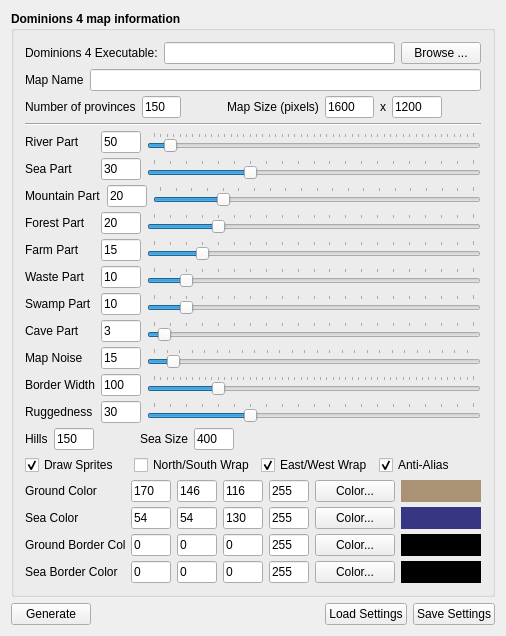
The window that mainwindow.ui (larzm42/dom4mapgen) describes before a commit, drawn with Qt 5.
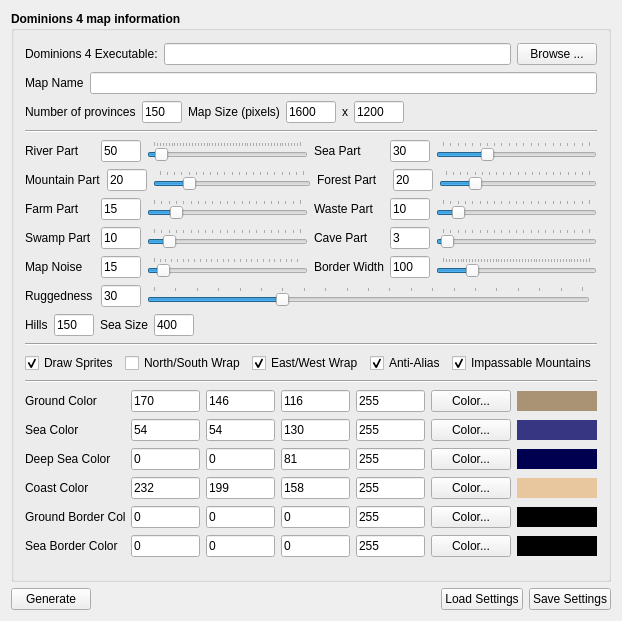
The same window after the commit. Icons and pictures are not drawn.

Commit message: Add support for more colors.

The edit to the form file:
```diff
--- a/mainwindow.ui
+++ b/mainwindow.ui
@@ -2,11 +2,13 @@
 <ui version="4.0">
  <class>MainWindow</class>
  <widget class="QMainWindow" name="MainWindow">
-  <property name="maximumSize">
-   <size>
-    <width>491</width>
-    <height>16777215</height>
-   </size>
+  <property name="geometry">
+   <rect>
+    <x>0</x>
+    <y>0</y>
+    <width>600</width>
+    <height>621</height>
+   </rect>
   </property>
   <property name="windowTitle">
    <string>Dominions 4 Map Generator</string>
@@ -32,9 +34,6 @@
        <string>Dominions 4 map information</string>
       </property>
       <layout class="QVBoxLayout" name="verticalLayout_2">
-       <property name="spacing">
-        <number>5</number>
-       </property>
        <item>
         <layout class="QHBoxLayout" name="horizontalLayout_1">
          <item>
@@ -142,19 +141,6 @@
            </property>
           </widget>
          </item>
-         <item>
-          <spacer name="horizontalSpacer_2">
-           <property name="orientation">
-            <enum>Qt::Horizontal</enum>
-           </property>
-           <property name="sizeHint" stdset="0">
-            <size>
-             <width>40</width>
-             <height>20</height>
-            </size>
-           </property>
-          </spacer>
-         </item>
          <item>
           <widget class="QLabel" name="label_10">
            <property name="font">
@@ -309,10 +295,6 @@
            </property>
           </widget>
          </item>
-        </layout>
-       </item>
-       <item>
-        <layout class="QHBoxLayout" name="horizontalLayout_3">
          <item>
           <widget class="QLabel" name="label_3">
            <property name="minimumSize">
@@ -437,10 +419,6 @@
            </property>
           </widget>
          </item>
-        </layout>
-       </item>
-       <item>
-        <layout class="QHBoxLayout" name="horizontalLayout_4">
          <item>
           <widget class="QLabel" name="label_4">
            <property name="minimumSize">
@@ -565,10 +543,6 @@
            </property>
           </widget>
          </item>
-        </layout>
-       </item>
-       <item>
-        <layout class="QHBoxLayout" name="horizontalLayout_5">
          <item>
           <widget class="QLabel" name="label_5">
            <property name="minimumSize">
@@ -693,10 +667,6 @@
            </property>
           </widget>
          </item>
-        </layout>
-       </item>
-       <item>
-        <layout class="QHBoxLayout" name="horizontalLayout_8">
          <item>
           <widget class="QLabel" name="label_8">
            <property name="minimumSize">
@@ -818,10 +788,6 @@
            </property>
           </widget>
          </item>
-        </layout>
-       </item>
-       <item>
-        <layout class="QHBoxLayout" name="horizontalLayout_17">
          <item>
           <widget class="QLabel" name="label_18">
            <property name="minimumSize">
@@ -940,10 +906,17 @@
            </property>
           </widget>
          </item>
+         <item>
+          <spacer name="horizontalSpacer_4">
+           <property name="orientation">
+            <enum>Qt::Horizontal</enum>
+           </property>
+          </spacer>
+         </item>
         </layout>
        </item>
        <item>
-        <layout class="QHBoxLayout" name="horizontalLayout_18">
+        <layout class="QHBoxLayout" name="horizontalLayout_3">
          <item>
           <widget class="QLabel" name="label_19">
            <property name="minimumSize">
@@ -982,22 +955,6 @@
            </property>
           </widget>
          </item>
-         <item>
-          <spacer name="horizontalSpacer_3">
-           <property name="orientation">
-            <enum>Qt::Horizontal</enum>
-           </property>
-           <property name="sizeType">
-            <enum>QSizePolicy::Minimum</enum>
-           </property>
-           <property name="sizeHint" stdset="0">
-            <size>
-             <width>40</width>
-             <height>20</height>
-            </size>
-           </property>
-          </spacer>
-         </item>
          <item>
           <widget class="QLabel" name="label_21">
            <property name="minimumSize">
@@ -1037,13 +994,13 @@
           </widget>
          </item>
          <item>
-          <spacer name="horizontalSpacer_4">
+          <spacer name="horizontalSpacer_3">
            <property name="orientation">
             <enum>Qt::Horizontal</enum>
            </property>
            <property name="sizeHint" stdset="0">
             <size>
-             <width>100</width>
+             <width>40</width>
              <height>20</height>
             </size>
            </property>
@@ -1051,6 +1008,13 @@
          </item>
         </layout>
        </item>
+       <item>
+        <widget class="Line" name="line_2">
+         <property name="orientation">
+          <enum>Qt::Horizontal</enum>
+         </property>
+        </widget>
+       </item>
        <item>
         <layout class="QHBoxLayout" name="horizontalLayout_15">
          <item>
@@ -1114,8 +1078,44 @@
            </property>
           </widget>
          </item>
+         <item>
+          <widget class="QCheckBox" name="impassableBox">
+           <property name="font">
+            <font>
+             <weight>50</weight>
+             <bold>false</bold>
+            </font>
+           </property>
+           <property name="text">
+            <string>Impassable Mountains</string>
+           </property>
+           <property name="checked">
+            <bool>true</bool>
+           </property>
+          </widget>
+         </item>
+         <item>
+          <spacer name="horizontalSpacer_2">
+           <property name="orientation">
+            <enum>Qt::Horizontal</enum>
+           </property>
+           <property name="sizeHint" stdset="0">
+            <size>
+             <width>0</width>
+             <height>0</height>
+            </size>
+           </property>
+          </spacer>
+         </item>
         </layout>
        </item>
+       <item>
+        <widget class="Line" name="line_3">
+         <property name="orientation">
+          <enum>Qt::Horizontal</enum>
+         </property>
+        </widget>
+       </item>
        <item>
         <layout class="QHBoxLayout" name="horizontalLayout_13">
          <item>
@@ -1231,7 +1231,13 @@
            <property name="minimumSize">
             <size>
              <width>80</width>
-             <height>0</height>
+             <height>20</height>
+            </size>
+           </property>
+           <property name="maximumSize">
+            <size>
+             <width>80</width>
+             <height>20</height>
             </size>
            </property>
            <property name="palette">
@@ -1774,9 +1780,15 @@
            <property name="minimumSize">
             <size>
              <width>80</width>
-             <height>0</height>
+             <height>20</height>
             </size>
            </property>
+           <property name="maximumSize">
+            <size>
+             <width>80</width>
+             <height>20</height>
+            </size>
+           </property>
            <property name="palette">
             <palette>
              <active>
@@ -2202,6 +2214,1080 @@
          </item>
         </layout>
        </item>
+       <item>
+        <layout class="QHBoxLayout" name="horizontalLayout_5">
+         <item>
+          <widget class="QLabel" name="label_23">
+           <property name="minimumSize">
+            <size>
+             <width>100</width>
+             <height>0</height>
+            </size>
+           </property>
+           <property name="font">
+            <font>
+             <weight>50</weight>
+             <bold>false</bold>
+            </font>
+           </property>
+           <property name="text">
+            <string>Deep Sea Color</string>
+           </property>
+          </widget>
+         </item>
+         <item>
+          <widget class="QLineEdit" name="deepSeaColorR">
+           <property name="minimumSize">
+            <size>
+             <width>40</width>
+             <height>0</height>
+            </size>
+           </property>
+           <property name="font">
+            <font>
+             <weight>50</weight>
+             <bold>false</bold>
+            </font>
+           </property>
+           <property name="text">
+            <string>0</string>
+           </property>
+          </widget>
+         </item>
+         <item>
+          <widget class="QLineEdit" name="deepSeaColorG">
+           <property name="minimumSize">
+            <size>
+             <width>40</width>
+             <height>0</height>
+            </size>
+           </property>
+           <property name="font">
+            <font>
+             <weight>50</weight>
+             <bold>false</bold>
+            </font>
+           </property>
+           <property name="text">
+            <string>0</string>
+           </property>
+          </widget>
+         </item>
+         <item>
+          <widget class="QLineEdit" name="deepSeaColorB">
+           <property name="minimumSize">
+            <size>
+             <width>40</width>
+             <height>0</height>
+            </size>
+           </property>
+           <property name="font">
+            <font>
+             <weight>50</weight>
+             <bold>false</bold>
+            </font>
+           </property>
+           <property name="text">
+            <string>81</string>
+           </property>
+          </widget>
+         </item>
+         <item>
+          <widget class="QLineEdit" name="deepSeaColorA">
+           <property name="minimumSize">
+            <size>
+             <width>40</width>
+             <height>0</height>
+            </size>
+           </property>
+           <property name="font">
+            <font>
+             <weight>50</weight>
+             <bold>false</bold>
+            </font>
+           </property>
+           <property name="text">
+            <string>255</string>
+           </property>
+          </widget>
+         </item>
+         <item>
+          <widget class="QPushButton" name="deepSeaColorButton">
+           <property name="font">
+            <font>
+             <weight>50</weight>
+             <bold>false</bold>
+            </font>
+           </property>
+           <property name="text">
+            <string>Color...</string>
+           </property>
+          </widget>
+         </item>
+         <item>
+          <widget class="QLabel" name="deepSeaColorLabel">
+           <property name="minimumSize">
+            <size>
+             <width>80</width>
+             <height>20</height>
+            </size>
+           </property>
+           <property name="maximumSize">
+            <size>
+             <width>80</width>
+             <height>20</height>
+            </size>
+           </property>
+           <property name="palette">
+            <palette>
+             <active>
+              <colorrole role="WindowText">
+               <brush brushstyle="SolidPattern">
+                <color alpha="255">
+                 <red>255</red>
+                 <green>255</green>
+                 <blue>255</blue>
+                </color>
+               </brush>
+              </colorrole>
+              <colorrole role="Button">
+               <brush brushstyle="SolidPattern">
+                <color alpha="255">
+                 <red>0</red>
+                 <green>0</green>
+                 <blue>81</blue>
+                </color>
+               </brush>
+              </colorrole>
+              <colorrole role="Light">
+               <brush brushstyle="SolidPattern">
+                <color alpha="255">
+                 <red>0</red>
+                 <green>0</green>
+                 <blue>121</blue>
+                </color>
+               </brush>
+              </colorrole>
+              <colorrole role="Midlight">
+               <brush brushstyle="SolidPattern">
+                <color alpha="255">
+                 <red>0</red>
+                 <green>0</green>
+                 <blue>101</blue>
+                </color>
+               </brush>
+              </colorrole>
+              <colorrole role="Dark">
+               <brush brushstyle="SolidPattern">
+                <color alpha="255">
+                 <red>0</red>
+                 <green>0</green>
+                 <blue>40</blue>
+                </color>
+               </brush>
+              </colorrole>
+              <colorrole role="Mid">
+               <brush brushstyle="SolidPattern">
+                <color alpha="255">
+                 <red>0</red>
+                 <green>0</green>
+                 <blue>54</blue>
+                </color>
+               </brush>
+              </colorrole>
+              <colorrole role="Text">
+               <brush brushstyle="SolidPattern">
+                <color alpha="255">
+                 <red>255</red>
+                 <green>255</green>
+                 <blue>255</blue>
+                </color>
+               </brush>
+              </colorrole>
+              <colorrole role="BrightText">
+               <brush brushstyle="SolidPattern">
+                <color alpha="255">
+                 <red>255</red>
+                 <green>255</green>
+                 <blue>255</blue>
+                </color>
+               </brush>
+              </colorrole>
+              <colorrole role="ButtonText">
+               <brush brushstyle="SolidPattern">
+                <color alpha="255">
+                 <red>255</red>
+                 <green>255</green>
+                 <blue>255</blue>
+                </color>
+               </brush>
+              </colorrole>
+              <colorrole role="Base">
+               <brush brushstyle="SolidPattern">
+                <color alpha="255">
+                 <red>0</red>
+                 <green>0</green>
+                 <blue>0</blue>
+                </color>
+               </brush>
+              </colorrole>
+              <colorrole role="Window">
+               <brush brushstyle="SolidPattern">
+                <color alpha="255">
+                 <red>0</red>
+                 <green>0</green>
+                 <blue>81</blue>
+                </color>
+               </brush>
+              </colorrole>
+              <colorrole role="Shadow">
+               <brush brushstyle="SolidPattern">
+                <color alpha="255">
+                 <red>0</red>
+                 <green>0</green>
+                 <blue>0</blue>
+                </color>
+               </brush>
+              </colorrole>
+              <colorrole role="AlternateBase">
+               <brush brushstyle="SolidPattern">
+                <color alpha="255">
+                 <red>0</red>
+                 <green>0</green>
+                 <blue>40</blue>
+                </color>
+               </brush>
+              </colorrole>
+              <colorrole role="ToolTipBase">
+               <brush brushstyle="SolidPattern">
+                <color alpha="255">
+                 <red>255</red>
+                 <green>255</green>
+                 <blue>220</blue>
+                </color>
+               </brush>
+              </colorrole>
+              <colorrole role="ToolTipText">
+               <brush brushstyle="SolidPattern">
+                <color alpha="255">
+                 <red>0</red>
+                 <green>0</green>
+                 <blue>0</blue>
+                </color>
+               </brush>
+              </colorrole>
+             </active>
+             <inactive>
+              <colorrole role="WindowText">
+               <brush brushstyle="SolidPattern">
+                <color alpha="255">
+                 <red>255</red>
+                 <green>255</green>
+                 <blue>255</blue>
+                </color>
+               </brush>
+              </colorrole>
+              <colorrole role="Button">
+               <brush brushstyle="SolidPattern">
+                <color alpha="255">
+                 <red>0</red>
+                 <green>0</green>
+                 <blue>81</blue>
+                </color>
+               </brush>
+              </colorrole>
+              <colorrole role="Light">
+               <brush brushstyle="SolidPattern">
+                <color alpha="255">
+                 <red>0</red>
+                 <green>0</green>
+                 <blue>121</blue>
+                </color>
+               </brush>
+              </colorrole>
+              <colorrole role="Midlight">
+               <brush brushstyle="SolidPattern">
+                <color alpha="255">
+                 <red>0</red>
+                 <green>0</green>
+                 <blue>101</blue>
+                </color>
+               </brush>
+              </colorrole>
+              <colorrole role="Dark">
+               <brush brushstyle="SolidPattern">
+                <color alpha="255">
+                 <red>0</red>
+                 <green>0</green>
+                 <blue>40</blue>
+                </color>
+               </brush>
+              </colorrole>
+              <colorrole role="Mid">
+               <brush brushstyle="SolidPattern">
+                <color alpha="255">
+                 <red>0</red>
+                 <green>0</green>
+                 <blue>54</blue>
+                </color>
+               </brush>
+              </colorrole>
+              <colorrole role="Text">
+               <brush brushstyle="SolidPattern">
+                <color alpha="255">
+                 <red>255</red>
+                 <green>255</green>
+                 <blue>255</blue>
+                </color>
+               </brush>
+              </colorrole>
+              <colorrole role="BrightText">
+               <brush brushstyle="SolidPattern">
+                <color alpha="255">
+                 <red>255</red>
+                 <green>255</green>
+                 <blue>255</blue>
+                </color>
+               </brush>
+              </colorrole>
+              <colorrole role="ButtonText">
+               <brush brushstyle="SolidPattern">
+                <color alpha="255">
+                 <red>255</red>
+                 <green>255</green>
+                 <blue>255</blue>
+                </color>
+               </brush>
+              </colorrole>
+              <colorrole role="Base">
+               <brush brushstyle="SolidPattern">
+                <color alpha="255">
+                 <red>0</red>
+                 <green>0</green>
+                 <blue>0</blue>
+                </color>
+               </brush>
+              </colorrole>
+              <colorrole role="Window">
+               <brush brushstyle="SolidPattern">
+                <color alpha="255">
+                 <red>0</red>
+                 <green>0</green>
+                 <blue>81</blue>
+                </color>
+               </brush>
+              </colorrole>
+              <colorrole role="Shadow">
+               <brush brushstyle="SolidPattern">
+                <color alpha="255">
+                 <red>0</red>
+                 <green>0</green>
+                 <blue>0</blue>
+                </color>
+               </brush>
+              </colorrole>
+              <colorrole role="AlternateBase">
+               <brush brushstyle="SolidPattern">
+                <color alpha="255">
+                 <red>0</red>
+                 <green>0</green>
+                 <blue>40</blue>
+                </color>
+               </brush>
+              </colorrole>
+              <colorrole role="ToolTipBase">
+               <brush brushstyle="SolidPattern">
+                <color alpha="255">
+                 <red>255</red>
+                 <green>255</green>
+                 <blue>220</blue>
+                </color>
+               </brush>
+              </colorrole>
+              <colorrole role="ToolTipText">
+               <brush brushstyle="SolidPattern">
+                <color alpha="255">
+                 <red>0</red>
+                 <green>0</green>
+                 <blue>0</blue>
+                </color>
+               </brush>
+              </colorrole>
+             </inactive>
+             <disabled>
+              <colorrole role="WindowText">
+               <brush brushstyle="SolidPattern">
+                <color alpha="255">
+                 <red>0</red>
+                 <green>0</green>
+                 <blue>40</blue>
+                </color>
+               </brush>
+              </colorrole>
+              <colorrole role="Button">
+               <brush brushstyle="SolidPattern">
+                <color alpha="255">
+                 <red>0</red>
+                 <green>0</green>
+                 <blue>81</blue>
+                </color>
+               </brush>
+              </colorrole>
+              <colorrole role="Light">
+               <brush brushstyle="SolidPattern">
+                <color alpha="255">
+                 <red>0</red>
+                 <green>0</green>
+                 <blue>121</blue>
+                </color>
+               </brush>
+              </colorrole>
+              <colorrole role="Midlight">
+               <brush brushstyle="SolidPattern">
+                <color alpha="255">
+                 <red>0</red>
+                 <green>0</green>
+                 <blue>101</blue>
+                </color>
+               </brush>
+              </colorrole>
+              <colorrole role="Dark">
+               <brush brushstyle="SolidPattern">
+                <color alpha="255">
+                 <red>0</red>
+                 <green>0</green>
+                 <blue>40</blue>
+                </color>
+               </brush>
+              </colorrole>
+              <colorrole role="Mid">
+               <brush brushstyle="SolidPattern">
+                <color alpha="255">
+                 <red>0</red>
+                 <green>0</green>
+                 <blue>54</blue>
+                </color>
+               </brush>
+              </colorrole>
+              <colorrole role="Text">
+               <brush brushstyle="SolidPattern">
+                <color alpha="255">
+                 <red>0</red>
+                 <green>0</green>
+                 <blue>40</blue>
+                </color>
+               </brush>
+              </colorrole>
+              <colorrole role="BrightText">
+               <brush brushstyle="SolidPattern">
+                <color alpha="255">
+                 <red>255</red>
+                 <green>255</green>
+                 <blue>255</blue>
+                </color>
+               </brush>
+              </colorrole>
+              <colorrole role="ButtonText">
+               <brush brushstyle="SolidPattern">
+                <color alpha="255">
+                 <red>0</red>
+                 <green>0</green>
+                 <blue>40</blue>
+                </color>
+               </brush>
+              </colorrole>
+              <colorrole role="Base">
+               <brush brushstyle="SolidPattern">
+                <color alpha="255">
+                 <red>0</red>
+                 <green>0</green>
+                 <blue>81</blue>
+                </color>
+               </brush>
+              </colorrole>
+              <colorrole role="Window">
+               <brush brushstyle="SolidPattern">
+                <color alpha="255">
+                 <red>0</red>
+                 <green>0</green>
+                 <blue>81</blue>
+                </color>
+               </brush>
+              </colorrole>
+              <colorrole role="Shadow">
+               <brush brushstyle="SolidPattern">
+                <color alpha="255">
+                 <red>0</red>
+                 <green>0</green>
+                 <blue>0</blue>
+                </color>
+               </brush>
+              </colorrole>
+              <colorrole role="AlternateBase">
+               <brush brushstyle="SolidPattern">
+                <color alpha="255">
+                 <red>0</red>
+                 <green>0</green>
+                 <blue>81</blue>
+                </color>
+               </brush>
+              </colorrole>
+              <colorrole role="ToolTipBase">
+               <brush brushstyle="SolidPattern">
+                <color alpha="255">
+                 <red>255</red>
+                 <green>255</green>
+                 <blue>220</blue>
+                </color>
+               </brush>
+              </colorrole>
+              <colorrole role="ToolTipText">
+               <brush brushstyle="SolidPattern">
+                <color alpha="255">
+                 <red>0</red>
+                 <green>0</green>
+                 <blue>0</blue>
+                </color>
+               </brush>
+              </colorrole>
+             </disabled>
+            </palette>
+           </property>
+           <property name="autoFillBackground">
+            <bool>true</bool>
+           </property>
+           <property name="text">
+            <string/>
+           </property>
+          </widget>
+         </item>
+        </layout>
+       </item>
+       <item>
+        <layout class="QHBoxLayout" name="horizontalLayout_4">
+         <item>
+          <widget class="QLabel" name="label_22">
+           <property name="minimumSize">
+            <size>
+             <width>100</width>
+             <height>0</height>
+            </size>
+           </property>
+           <property name="font">
+            <font>
+             <weight>50</weight>
+             <bold>false</bold>
+            </font>
+           </property>
+           <property name="text">
+            <string>Coast Color</string>
+           </property>
+          </widget>
+         </item>
+         <item>
+          <widget class="QLineEdit" name="coastColorR">
+           <property name="font">
+            <font>
+             <weight>50</weight>
+             <bold>false</bold>
+            </font>
+           </property>
+           <property name="text">
+            <string>232</string>
+           </property>
+          </widget>
+         </item>
+         <item>
+          <widget class="QLineEdit" name="coastColorG">
+           <property name="font">
+            <font>
+             <weight>50</weight>
+             <bold>false</bold>
+            </font>
+           </property>
+           <property name="text">
+            <string>199</string>
+           </property>
+          </widget>
+         </item>
+         <item>
+          <widget class="QLineEdit" name="coastColorB">
+           <property name="font">
+            <font>
+             <weight>50</weight>
+             <bold>false</bold>
+            </font>
+           </property>
+           <property name="text">
+            <string>158</string>
+           </property>
+          </widget>
+         </item>
+         <item>
+          <widget class="QLineEdit" name="coastColorA">
+           <property name="font">
+            <font>
+             <weight>50</weight>
+             <bold>false</bold>
+            </font>
+           </property>
+           <property name="text">
+            <string>255</string>
+           </property>
+          </widget>
+         </item>
+         <item>
+          <widget class="QPushButton" name="coastColorButton">
+           <property name="font">
+            <font>
+             <weight>50</weight>
+             <bold>false</bold>
+            </font>
+           </property>
+           <property name="text">
+            <string>Color...</string>
+           </property>
+          </widget>
+         </item>
+         <item>
+          <widget class="QLabel" name="coastColorLabel">
+           <property name="minimumSize">
+            <size>
+             <width>80</width>
+             <height>20</height>
+            </size>
+           </property>
+           <property name="maximumSize">
+            <size>
+             <width>80</width>
+             <height>20</height>
+            </size>
+           </property>
+           <property name="palette">
+            <palette>
+             <active>
+              <colorrole role="WindowText">
+               <brush brushstyle="SolidPattern">
+                <color alpha="255">
+                 <red>0</red>
+                 <green>0</green>
+                 <blue>0</blue>
+                </color>
+               </brush>
+              </colorrole>
+              <colorrole role="Button">
+               <brush brushstyle="SolidPattern">
+                <color alpha="255">
+                 <red>232</red>
+                 <green>199</green>
+                 <blue>158</blue>
+                </color>
+               </brush>
+              </colorrole>
+              <colorrole role="Light">
+               <brush brushstyle="SolidPattern">
+                <color alpha="255">
+                 <red>255</red>
+                 <green>255</green>
+                 <blue>255</blue>
+                </color>
+               </brush>
+              </colorrole>
+              <colorrole role="Midlight">
+               <brush brushstyle="SolidPattern">
+                <color alpha="255">
+                 <red>243</red>
+                 <green>227</green>
+                 <blue>206</blue>
+                </color>
+               </brush>
+              </colorrole>
+              <colorrole role="Dark">
+               <brush brushstyle="SolidPattern">
+                <color alpha="255">
+                 <red>116</red>
+                 <green>99</green>
+                 <blue>79</blue>
+                </color>
+               </brush>
+              </colorrole>
+              <colorrole role="Mid">
+               <brush brushstyle="SolidPattern">
+                <color alpha="255">
+                 <red>155</red>
+                 <green>133</green>
+                 <blue>105</blue>
+                </color>
+               </brush>
+              </colorrole>
+              <colorrole role="Text">
+               <brush brushstyle="SolidPattern">
+                <color alpha="255">
+                 <red>0</red>
+                 <green>0</green>
+                 <blue>0</blue>
+                </color>
+               </brush>
+              </colorrole>
+              <colorrole role="BrightText">
+               <brush brushstyle="SolidPattern">
+                <color alpha="255">
+                 <red>255</red>
+                 <green>255</green>
+                 <blue>255</blue>
+                </color>
+               </brush>
+              </colorrole>
+              <colorrole role="ButtonText">
+               <brush brushstyle="SolidPattern">
+                <color alpha="255">
+                 <red>0</red>
+                 <green>0</green>
+                 <blue>0</blue>
+                </color>
+               </brush>
+              </colorrole>
+              <colorrole role="Base">
+               <brush brushstyle="SolidPattern">
+                <color alpha="255">
+                 <red>255</red>
+                 <green>255</green>
+                 <blue>255</blue>
+                </color>
+               </brush>
+              </colorrole>
+              <colorrole role="Window">
+               <brush brushstyle="SolidPattern">
+                <color alpha="255">
+                 <red>232</red>
+                 <green>199</green>
+                 <blue>158</blue>
+                </color>
+               </brush>
+              </colorrole>
+              <colorrole role="Shadow">
+               <brush brushstyle="SolidPattern">
+                <color alpha="255">
+                 <red>0</red>
+                 <green>0</green>
+                 <blue>0</blue>
+                </color>
+               </brush>
+              </colorrole>
+              <colorrole role="AlternateBase">
+               <brush brushstyle="SolidPattern">
+                <color alpha="255">
+                 <red>243</red>
+                 <green>227</green>
+                 <blue>206</blue>
+                </color>
+               </brush>
+              </colorrole>
+              <colorrole role="ToolTipBase">
+               <brush brushstyle="SolidPattern">
+                <color alpha="255">
+                 <red>255</red>
+                 <green>255</green>
+                 <blue>220</blue>
+                </color>
+               </brush>
+              </colorrole>
+              <colorrole role="ToolTipText">
+               <brush brushstyle="SolidPattern">
+                <color alpha="255">
+                 <red>0</red>
+                 <green>0</green>
+                 <blue>0</blue>
+                </color>
+               </brush>
+              </colorrole>
+             </active>
+             <inactive>
+              <colorrole role="WindowText">
+               <brush brushstyle="SolidPattern">
+                <color alpha="255">
+                 <red>0</red>
+                 <green>0</green>
+                 <blue>0</blue>
+                </color>
+               </brush>
+              </colorrole>
+              <colorrole role="Button">
+               <brush brushstyle="SolidPattern">
+                <color alpha="255">
+                 <red>232</red>
+                 <green>199</green>
+                 <blue>158</blue>
+                </color>
+               </brush>
+              </colorrole>
+              <colorrole role="Light">
+               <brush brushstyle="SolidPattern">
+                <color alpha="255">
+                 <red>255</red>
+                 <green>255</green>
+                 <blue>255</blue>
+                </color>
+               </brush>
+              </colorrole>
+              <colorrole role="Midlight">
+               <brush brushstyle="SolidPattern">
+                <color alpha="255">
+                 <red>243</red>
+                 <green>227</green>
+                 <blue>206</blue>
+                </color>
+               </brush>
+              </colorrole>
+              <colorrole role="Dark">
+               <brush brushstyle="SolidPattern">
+                <color alpha="255">
+                 <red>116</red>
+                 <green>99</green>
+                 <blue>79</blue>
+                </color>
+               </brush>
+              </colorrole>
+              <colorrole role="Mid">
+               <brush brushstyle="SolidPattern">
+                <color alpha="255">
+                 <red>155</red>
+                 <green>133</green>
+                 <blue>105</blue>
+                </color>
+               </brush>
+              </colorrole>
+              <colorrole role="Text">
+               <brush brushstyle="SolidPattern">
+                <color alpha="255">
+                 <red>0</red>
+                 <green>0</green>
+                 <blue>0</blue>
+                </color>
+               </brush>
+              </colorrole>
+              <colorrole role="BrightText">
+               <brush brushstyle="SolidPattern">
+                <color alpha="255">
+                 <red>255</red>
+                 <green>255</green>
+                 <blue>255</blue>
+                </color>
+               </brush>
+              </colorrole>
+              <colorrole role="ButtonText">
+               <brush brushstyle="SolidPattern">
+                <color alpha="255">
+                 <red>0</red>
+                 <green>0</green>
+                 <blue>0</blue>
+                </color>
+               </brush>
+              </colorrole>
+              <colorrole role="Base">
+               <brush brushstyle="SolidPattern">
+                <color alpha="255">
+                 <red>255</red>
+                 <green>255</green>
+                 <blue>255</blue>
+                </color>
+               </brush>
+              </colorrole>
+              <colorrole role="Window">
+               <brush brushstyle="SolidPattern">
+                <color alpha="255">
+                 <red>232</red>
+                 <green>199</green>
+                 <blue>158</blue>
+                </color>
+               </brush>
+              </colorrole>
+              <colorrole role="Shadow">
+               <brush brushstyle="SolidPattern">
+                <color alpha="255">
+                 <red>0</red>
+                 <green>0</green>
+                 <blue>0</blue>
+                </color>
+               </brush>
+              </colorrole>
+              <colorrole role="AlternateBase">
+               <brush brushstyle="SolidPattern">
+                <color alpha="255">
+                 <red>243</red>
+                 <green>227</green>
+                 <blue>206</blue>
+                </color>
+               </brush>
+              </colorrole>
+              <colorrole role="ToolTipBase">
+               <brush brushstyle="SolidPattern">
+                <color alpha="255">
+                 <red>255</red>
+                 <green>255</green>
+                 <blue>220</blue>
+                </color>
+               </brush>
+              </colorrole>
+              <colorrole role="ToolTipText">
+               <brush brushstyle="SolidPattern">
+                <color alpha="255">
+                 <red>0</red>
+                 <green>0</green>
+                 <blue>0</blue>
+                </color>
+               </brush>
+              </colorrole>
+             </inactive>
+             <disabled>
+              <colorrole role="WindowText">
+               <brush brushstyle="SolidPattern">
+                <color alpha="255">
+                 <red>116</red>
+                 <green>99</green>
+                 <blue>79</blue>
+                </color>
+               </brush>
+              </colorrole>
+              <colorrole role="Button">
+               <brush brushstyle="SolidPattern">
+                <color alpha="255">
+                 <red>232</red>
+                 <green>199</green>
+                 <blue>158</blue>
+                </color>
+               </brush>
+              </colorrole>
+              <colorrole role="Light">
+               <brush brushstyle="SolidPattern">
+                <color alpha="255">
+                 <red>255</red>
+                 <green>255</green>
+                 <blue>255</blue>
+                </color>
+               </brush>
+              </colorrole>
+              <colorrole role="Midlight">
+               <brush brushstyle="SolidPattern">
+                <color alpha="255">
+                 <red>243</red>
+                 <green>227</green>
+                 <blue>206</blue>
+                </color>
+               </brush>
+              </colorrole>
+              <colorrole role="Dark">
+               <brush brushstyle="SolidPattern">
+                <color alpha="255">
+                 <red>116</red>
+                 <green>99</green>
+                 <blue>79</blue>
+                </color>
+               </brush>
+              </colorrole>
+              <colorrole role="Mid">
+               <brush brushstyle="SolidPattern">
+                <color alpha="255">
+                 <red>155</red>
+                 <green>133</green>
+                 <blue>105</blue>
+                </color>
+               </brush>
+              </colorrole>
+              <colorrole role="Text">
+               <brush brushstyle="SolidPattern">
+                <color alpha="255">
+                 <red>116</red>
+                 <green>99</green>
+                 <blue>79</blue>
+                </color>
+               </brush>
+              </colorrole>
+              <colorrole role="BrightText">
+               <brush brushstyle="SolidPattern">
+                <color alpha="255">
+                 <red>255</red>
+                 <green>255</green>
+                 <blue>255</blue>
+                </color>
+               </brush>
+              </colorrole>
+              <colorrole role="ButtonText">
+               <brush brushstyle="SolidPattern">
+                <color alpha="255">
+                 <red>116</red>
+                 <green>99</green>
+                 <blue>79</blue>
+                </color>
+               </brush>
+              </colorrole>
+              <colorrole role="Base">
+               <brush brushstyle="SolidPattern">
+                <color alpha="255">
+                 <red>232</red>
+                 <green>199</green>
+                 <blue>158</blue>
+                </color>
+               </brush>
+              </colorrole>
+              <colorrole role="Window">
+               <brush brushstyle="SolidPattern">
+                <color alpha="255">
+                 <red>232</red>
+                 <green>199</green>
+                 <blue>158</blue>
+                </color>
+               </brush>
+              </colorrole>
+              <colorrole role="Shadow">
+               <brush brushstyle="SolidPattern">
+                <color alpha="255">
+                 <red>0</red>
+                 <green>0</green>
+                 <blue>0</blue>
+                </color>
+               </brush>
+              </colorrole>
+              <colorrole role="AlternateBase">
+               <brush brushstyle="SolidPattern">
+                <color alpha="255">
+                 <red>232</red>
+                 <green>199</green>
+                 <blue>158</blue>
+                </color>
+               </brush>
+              </colorrole>
+              <colorrole role="ToolTipBase">
+               <brush brushstyle="SolidPattern">
+                <color alpha="255">
+                 <red>255</red>
+                 <green>255</green>
+                 <blue>220</blue>
+                </color>
+               </brush>
+              </colorrole>
+              <colorrole role="ToolTipText">
+               <brush brushstyle="SolidPattern">
+                <color alpha="255">
+                 <red>0</red>
+                 <green>0</green>
+                 <blue>0</blue>
+                </color>
+               </brush>
+              </colorrole>
+             </disabled>
+            </palette>
+           </property>
+           <property name="autoFillBackground">
+            <bool>true</bool>
+           </property>
+           <property name="text">
+            <string/>
+           </property>
+          </widget>
+         </item>
+        </layout>
+       </item>
        <item>
         <layout class="QHBoxLayout" name="horizontalLayout_10">
          <item>
@@ -2323,7 +3409,13 @@
            <property name="minimumSize">
             <size>
              <width>80</width>
-             <height>0</height>
+             <height>20</height>
+            </size>
+           </property>
+           <property name="maximumSize">
+            <size>
+             <width>80</width>
+             <height>20</height>
             </size>
            </property>
            <property name="palette">
@@ -2866,7 +3958,13 @@
            <property name="minimumSize">
             <size>
              <width>80</width>
-             <height>0</height>
+             <height>20</height>
+            </size>
+           </property>
+           <property name="maximumSize">
+            <size>
+             <width>80</width>
+             <height>20</height>
             </size>
            </property>
            <property name="palette">
```
The commit also changes 2 other files.
